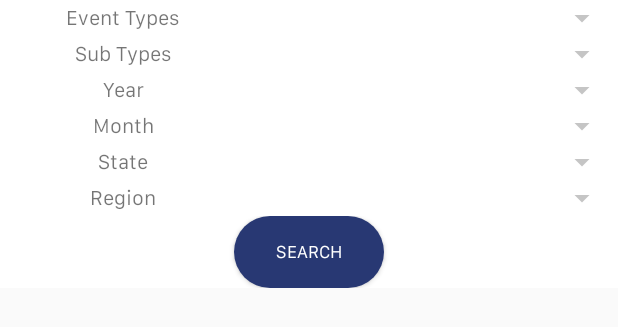
After one commit to Kalakrishnankr/Volley, an Android app: the layout popup_filter.xml on its own in the app's theme, with its tools: preview values and no code run, on a phone screen of 412 x 824 dp. The commit adds this screen. Shown: the top 327 px of the screen. Run offline under Robolectric (Android 15) with nearby library versions, the phone set to English and light mode, and no system bars.

Commit message:
Calendar Filter

```diff
--- a/app/src/main/java/com/goldemo/beachpartner/fragments/CalendarFragment.java
+++ b/app/src/main/java/com/goldemo/beachpartner/fragments/CalendarFragment.java
@@ -1,6 +1,8 @@
 package com.goldemo.beachpartner.fragments;
 
+import android.app.Dialog;
 import android.graphics.Color;
+import android.graphics.drawable.ColorDrawable;
 import android.os.Bundle;
 import android.support.v4.app.Fragment;
 import android.support.v7.widget.LinearLayoutManager;
@@ -371,6 +373,18 @@ public class CalendarFragment extends Fragment implements View.OnClickListener {
         switch (item.getItemId()){
             case R.id.search_filter:
                 Toast.makeText(getActivity(), "Filter Clicked", Toast.LENGTH_SHORT).show();
+               /* if(!((Activity)getContext()).isFinishing()){
+                    View popupView = LayoutInflater.from(getActivity()).inflate(R.layout.popup_filter, null);
+                    final PopupWindow popupWindow = new PopupWindow(popupView, WindowManager.LayoutParams.MATCH_PARENT, WindowManager.LayoutParams.WRAP_CONTENT);
+                    popupWindow.showAsDropDown(popupView, 50, -30);
+                }*/
+                final Dialog fbDialogue = new Dialog(getActivity(), android.R.style.Theme_Black_NoTitleBar);
+                fbDialogue.getWindow().setBackgroundDrawable(new ColorDrawable(Color.argb(100, 0, 0, 0)));
+                fbDialogue.setContentView(R.layout.popup_filter);
+                fbDialogue.setCancelable(true);
+                fbDialogue.show();
+
+
                 break;
 
                 default:
--- /dev/null
+++ b/app/src/main/res/layout/popup_filter.xml
@@ -0,0 +1,202 @@
+<?xml version="1.0" encoding="utf-8"?>
+<LinearLayout xmlns:android="http://schemas.android.com/apk/res/android"
+    android:orientation="vertical"
+    android:layout_width="match_parent"
+    android:layout_height="match_parent">
+
+    <LinearLayout
+        android:layout_width="match_parent"
+        android:layout_height="wrap_content"
+        android:weightSum="7"
+        android:orientation="vertical"
+        android:background="@color/white">
+
+        <!--Event Types-->
+        <LinearLayout
+            android:layout_width="match_parent"
+            android:layout_height="0dp"
+            android:layout_weight="1"
+            android:orientation="horizontal"
+            android:weightSum="2">
+
+            <com.goldemo.beachpartner.CustomTextView
+                android:text="Event Types"
+                android:layout_width="0dp"
+                android:layout_height="match_parent"
+                android:gravity="center"
+                android:layout_weight="0.8"/>
+
+            <Spinner
+                android:id="@+id/event_spinner"
+                android:layout_width="0dp"
+                android:layout_height="match_parent"
+                android:layout_weight="1.2"/>
+
+
+
+
+        </LinearLayout>
+
+        <!--Sub Types-->
+
+        <LinearLayout
+            android:layout_width="match_parent"
+            android:layout_height="0dp"
+            android:layout_weight="1"
+            android:orientation="horizontal"
+            android:weightSum="2">
+
+            <com.goldemo.beachpartner.CustomTextView
+                android:text="Sub Types"
+                android:layout_width="0dp"
+                android:layout_height="match_parent"
+                android:gravity="center"
+                android:layout_weight="0.8"/>
+
+            <Spinner
+                android:id="@+id/subtypes_spinner"
+                android:layout_width="0dp"
+                android:layout_height="match_parent"
+                android:layout_weight="1.2"/>
+
+
+
+
+        </LinearLayout>
+
+
+        <!--Year-->
+
+        <LinearLayout
+            android:layout_width="match_parent"
+            android:layout_height="0dp"
+            android:layout_weight="1"
+            android:orientation="horizontal"
+            android:weightSum="2">
+
+            <com.goldemo.beachpartner.CustomTextView
+                android:text="Year"
+                android:layout_width="0dp"
+                android:layout_height="match_parent"
+                android:gravity="center"
+                android:layout_weight="0.8"/>
+
+            <Spinner
+                android:id="@+id/year_spinner"
+                android:layout_width="0dp"
+                android:layout_height="match_parent"
+                android:layout_weight="1.2"/>
+
+
+
+
+        </LinearLayout>
+
+        <!--Month-->
+
+        <LinearLayout
+            android:layout_width="match_parent"
+            android:layout_height="0dp"
+            android:layout_weight="1"
+            android:orientation="horizontal"
+            android:weightSum="2">
+
+            <com.goldemo.beachpartner.CustomTextView
+                android:text="Month"
+                android:layout_width="0dp"
+                android:layout_height="match_parent"
+                android:gravity="center"
+                android:layout_weight="0.8"/>
+
+            <Spinner
+                android:id="@+id/month_spinner"
+                android:layout_width="0dp"
+                android:layout_height="match_parent"
+                android:layout_weight="1.2"/>
+
+
+
+
+        </LinearLayout>
+
+        <!--State-->
+        <LinearLayout
+            android:layout_width="match_parent"
+            android:layout_height="0dp"
+            android:layout_weight="1"
+            android:orientation="horizontal"
+            android:weightSum="2">
+
+            <com.goldemo.beachpartner.CustomTextView
+                android:text="State"
+                android:layout_width="0dp"
+                android:layout_height="match_parent"
+                android:gravity="center"
+                android:layout_weight="0.8"/>
+
+            <Spinner
+                android:id="@+id/state_spinner"
+                android:layout_width="0dp"
+                android:layout_height="match_parent"
+                android:layout_weight="1.2"/>
+
+
+
+
+        </LinearLayout>
+        <!--Region-->
+
+        <LinearLayout
+            android:layout_width="match_parent"
+            android:layout_height="0dp"
+            android:layout_weight="1"
+            android:orientation="horizontal"
+            android:weightSum="2">
+
+            <com.goldemo.beachpartner.CustomTextView
+                android:text="Region"
+                android:layout_width="0dp"
+                android:gravity="center"
+                android:layout_height="match_parent"
+                android:layout_weight="0.8"/>
+
+            <Spinner
+                android:id="@+id/region_spinner"
+                android:layout_width="0dp"
+                android:layout_height="match_parent"
+                android:layout_weight="1.2"/>
+
+
+
+
+        </LinearLayout>
+
+        <!--Search Button-->
+
+        <LinearLayout
+            android:layout_width="match_parent"
+            android:layout_height="0dp"
+            android:layout_weight="0.5"
+            android:orientation="horizontal"
+            android:gravity="center">
+
+            <com.goldemo.beachpartner.CustomButton
+                android:id="@+id/btn_invite_partner"
+                android:layout_width="100dp"
+                android:layout_height="match_parent"
+                android:gravity="center"
+                android:textSize="12sp"
+                android:background="@drawable/event_desc_buttons"
+                android:text="Search"
+                android:textColor="@color/white" />
+
+
+
+
+        </LinearLayout>
+
+
+    </LinearLayout>
+
+
+</LinearLayout>
--- a/app/src/main/res/menu/menu_search_filter.xml
+++ b/app/src/main/res/menu/menu_search_filter.xml
@@ -4,5 +4,5 @@
     <item android:id="@+id/search_filter"
         android:icon="@drawable/ic_down"
         android:title=""
-        app:showAsAction="collapseActionView"/>
+        app:showAsAction="always"/>
 </menu>
```
